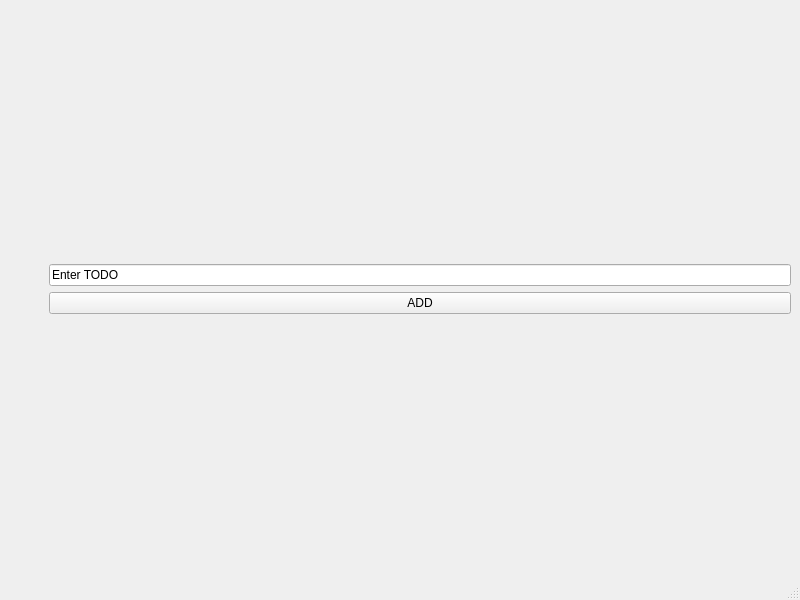
Qt form first/todo.ui (Devikarb/TIME4CLASS) before a commit.
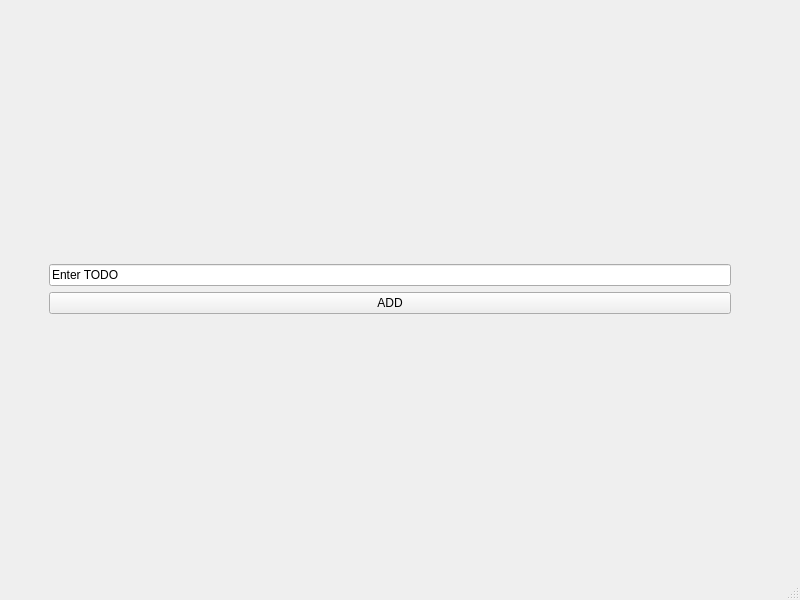
The same form after that commit.

```diff
--- a/first/todo.ui
+++ b/first/todo.ui
@@ -20,8 +20,24 @@
    <string>MainWindow</string>
   </property>
   <widget class="QWidget" name="centralwidget">
-   <layout class="QGridLayout" name="gridLayout">
-    <item row="0" column="2">
+   <layout class="QHBoxLayout" name="horizontalLayout">
+    <item>
+     <spacer name="horizontalSpacer_2">
+      <property name="orientation">
+       <enum>Qt::Horizontal</enum>
+      </property>
+      <property name="sizeType">
+       <enum>QSizePolicy::Maximum</enum>
+      </property>
+      <property name="sizeHint" stdset="0">
+       <size>
+        <width>40</width>
+        <height>20</height>
+       </size>
+      </property>
+     </spacer>
+    </item>
+    <item>
      <layout class="QVBoxLayout" name="verticalLayout_2">
       <item>
        <spacer name="verticalSpacer_2">
@@ -80,10 +96,7 @@
       </item>
      </layout>
     </item>
-    <item row="0" column="1">
-     <layout class="QVBoxLayout" name="verticalLayout"/>
-    </item>
-    <item row="0" column="0">
+    <item>
      <spacer name="horizontalSpacer">
       <property name="orientation">
        <enum>Qt::Horizontal</enum>
@@ -99,6 +112,26 @@
       </property>
      </spacer>
     </item>
+    <item>
+     <layout class="QVBoxLayout" name="verticalLayout">
+      <item>
+       <spacer name="verticalSpacer_3">
+        <property name="orientation">
+         <enum>Qt::Vertical</enum>
+        </property>
+        <property name="sizeType">
+         <enum>QSizePolicy::Preferred</enum>
+        </property>
+        <property name="sizeHint" stdset="0">
+         <size>
+          <width>20</width>
+          <height>40</height>
+         </size>
+        </property>
+       </spacer>
+      </item>
+     </layout>
+    </item>
    </layout>
   </widget>
   <widget class="QMenuBar" name="menubar">
```
